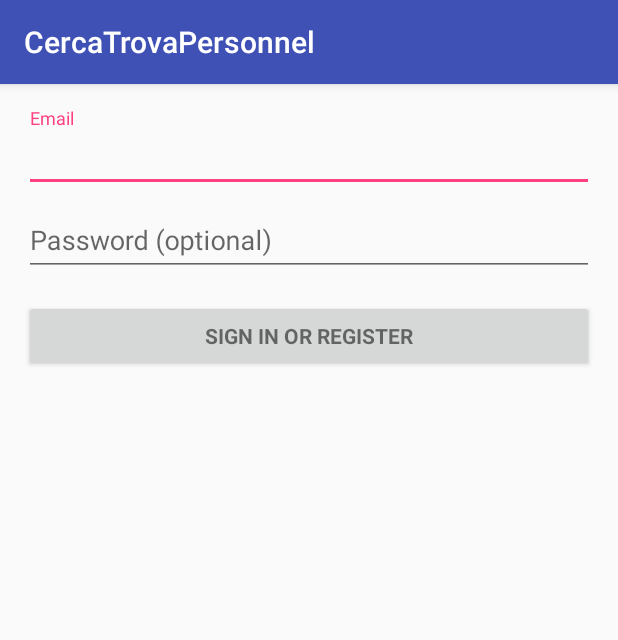
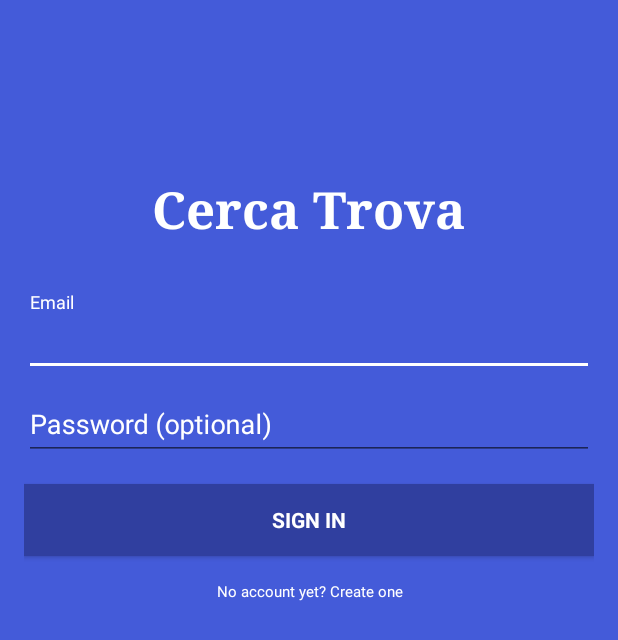
Before and after one commit to NilanjanDaw/CercaTrova-Personnel, an Android app: the screen it shows after launch (LoginActivity), on a phone screen of 412 x 824 dp. Shown: the top 640 px of the screen. Run offline under Robolectric (Android 15) with nearby library versions, the phone set to English and light mode, and no system bars; 2 statements that could not run were skipped.

Commit message:
UI update

```diff
--- a/app/src/main/AndroidManifest.xml
+++ b/app/src/main/AndroidManifest.xml
@@ -25,7 +25,8 @@
         android:theme="@style/AppTheme">
         <activity
             android:name=".LoginActivity"
-            android:label="@string/app_name">
+            android:label="@string/app_name"
+            android:theme="@style/AppTheme.NoActionBar">
             <intent-filter>
                 <action android:name="android.intent.action.MAIN" />
 
--- a/app/src/main/java/debapriya/thunderstruck/com/cercatrovapersonnel/LoginActivity.java
+++ b/app/src/main/java/debapriya/thunderstruck/com/cercatrovapersonnel/LoginActivity.java
@@ -3,6 +3,7 @@ package debapriya.thunderstruck.com.cercatrovapersonnel;
 import android.animation.Animator;
 import android.animation.AnimatorListenerAdapter;
 import android.annotation.TargetApi;
+import android.app.ProgressDialog;
 import android.content.Intent;
 import android.content.pm.PackageManager;
 import android.support.annotation.NonNull;
@@ -61,9 +62,8 @@ public class LoginActivity extends AppCompatActivity implements LoaderCallbacks<
     // UI references.
     private AutoCompleteTextView mEmailView;
     private EditText mPasswordView;
-    private View mProgressView;
-    private View mLoginFormView;
     private Endpoint apiService;
+    ProgressDialog progressDialog;
 
     @Override
     protected void onCreate(Bundle savedInstanceState) {
@@ -93,14 +93,16 @@ public class LoginActivity extends AppCompatActivity implements LoaderCallbacks<
             }
         });
 
-        mLoginFormView = findViewById(R.id.login_form);
-        mProgressView = findViewById(R.id.login_progress);
-
         Retrofit retrofit = new Retrofit.Builder()
                 .baseUrl(Constants.BASE_URL)
                 .addConverterFactory(GsonConverterFactory.create())
                 .build();
         apiService = retrofit.create(Endpoint.class);
+
+        progressDialog = new ProgressDialog(LoginActivity.this,
+                R.style.AppTheme_Dark_Dialog);
+        progressDialog.setIndeterminate(true);
+        progressDialog.setMessage("Authenticating...");
     }
 
     private void populateAutoComplete() {
@@ -235,28 +237,10 @@ public class LoginActivity extends AppCompatActivity implements LoaderCallbacks<
      */
     @TargetApi(Build.VERSION_CODES.HONEYCOMB_MR2)
     private void showProgress(final boolean show) {
-        // On Honeycomb MR2 we have the ViewPropertyAnimator APIs, which allow
-        // for very easy animations. If available, use these APIs to fade-in
-        // the progress spinner.
-        int shortAnimTime = getResources().getInteger(android.R.integer.config_shortAnimTime);
-
-        mLoginFormView.setVisibility(show ? View.GONE : View.VISIBLE);
-        mLoginFormView.animate().setDuration(shortAnimTime).alpha(
-                show ? 0 : 1).setListener(new AnimatorListenerAdapter() {
-            @Override
-            public void onAnimationEnd(Animator animation) {
-                mLoginFormView.setVisibility(show ? View.GONE : View.VISIBLE);
-            }
-        });
-
-        mProgressView.setVisibility(show ? View.VISIBLE : View.GONE);
-        mProgressView.animate().setDuration(shortAnimTime).alpha(
-                show ? 1 : 0).setListener(new AnimatorListenerAdapter() {
-            @Override
-            public void onAnimationEnd(Animator animation) {
-                mProgressView.setVisibility(show ? View.VISIBLE : View.GONE);
-            }
-        });
+        if (show)
+            progressDialog.show();
+        else
+            progressDialog.dismiss();
     }
 
     @Override
--- a/app/src/main/res/layout/activity_login.xml
+++ b/app/src/main/res/layout/activity_login.xml
@@ -1,38 +1,43 @@
-<LinearLayout xmlns:android="http://schemas.android.com/apk/res/android"
+<ScrollView
+    xmlns:android="http://schemas.android.com/apk/res/android"
     xmlns:tools="http://schemas.android.com/tools"
-    android:layout_width="match_parent"
-    android:layout_height="match_parent"
     android:gravity="center_horizontal"
     android:orientation="vertical"
     android:paddingBottom="@dimen/activity_vertical_margin"
     android:paddingLeft="@dimen/activity_horizontal_margin"
     android:paddingRight="@dimen/activity_horizontal_margin"
     android:paddingTop="@dimen/activity_vertical_margin"
-    tools:context="debapriya.thunderstruck.com.cercatrovapersonnel.LoginActivity">
-
-    <!-- Login progress -->
-    <ProgressBar
-        android:id="@+id/login_progress"
-        style="?android:attr/progressBarStyleLarge"
-        android:layout_width="wrap_content"
-        android:layout_height="wrap_content"
-        android:layout_marginBottom="8dp"
-        android:visibility="gone" />
-
-    <ScrollView
+    android:background="@color/colorLoginPrimary"
+    android:fitsSystemWindows="true"
+    tools:context="debapriya.thunderstruck.com.cercatrovapersonnel.LoginActivity"
     android:id="@+id/login_form"
     android:layout_width="match_parent"
     android:layout_height="match_parent">
-
     <LinearLayout
         android:id="@+id/email_login_form"
         android:layout_width="match_parent"
         android:layout_height="wrap_content"
+        android:layout_marginTop="100dp"
         android:orientation="vertical">
+
+        <TextView
+            android:id="@+id/textView2"
+            android:layout_width="match_parent"
+            android:layout_height="wrap_content"
+            android:layout_marginBottom="@dimen/activity_vertical_margin"
+            android:text="@string/cerca_trova"
+            android:textAlignment="center"
+            android:textAppearance="@style/TextAppearance.AppCompat.Display1"
+            android:textColor="@color/colorLoginAccent"
+            android:textStyle="bold"
+            android:typeface="serif"
+            tools:typeface="monospace" />
 
         <android.support.design.widget.TextInputLayout
             android:layout_width="match_parent"
-                android:layout_height="wrap_content">
+            android:layout_height="wrap_content"
+            android:layout_marginTop="@dimen/activity_vertical_margin"
+            android:textColorHint="@color/colorLoginAccent">
 
             <AutoCompleteTextView
                 android:id="@+id/email"
@@ -41,13 +46,15 @@
                 android:hint="@string/prompt_email"
                 android:inputType="textEmailAddress"
                 android:maxLines="1"
-                    android:singleLine="true" />
+                android:textColor="@color/colorLoginAccent"
+                android:textColorHighlight="@color/colorLoginAccent" />
 
         </android.support.design.widget.TextInputLayout>
 
         <android.support.design.widget.TextInputLayout
             android:layout_width="match_parent"
-                android:layout_height="wrap_content">
+            android:layout_height="wrap_content"
+            android:textColorHint="@color/colorLoginAccent">
 
             <EditText
                 android:id="@+id/password"
@@ -59,19 +66,33 @@
                 android:imeOptions="actionUnspecified"
                 android:inputType="textPassword"
                 android:maxLines="1"
-                    android:singleLine="true" />
+                android:textColor="@color/colorLoginAccent" />
 
         </android.support.design.widget.TextInputLayout>
 
-            <Button
+        <android.support.v7.widget.AppCompatButton
             android:id="@+id/email_sign_in_button"
             style="?android:textAppearanceSmall"
             android:layout_width="match_parent"
             android:layout_height="wrap_content"
             android:layout_marginTop="16dp"
+            android:background="@color/colorPrimaryDark"
             android:text="@string/action_sign_in"
+            android:textColor="@color/colorLoginAccent"
             android:textStyle="bold" />
+
+        <android.support.v7.widget.AppCompatButton
+            android:id="@+id/link_signup"
+            style="@android:style/Widget.DeviceDefault.Button.Borderless"
+            android:layout_width="fill_parent"
+            android:layout_height="wrap_content"
+            android:layout_marginBottom="24dp"
+            android:elevation="0dp"
+            android:gravity="center"
+            android:text="@string/new_account"
+            android:textAppearance="@style/TextAppearance.AppCompat.Notification.Media"
+            android:textColor="@color/colorLoginAccent"
+            android:textColorHint="@color/colorLoginAccent" />
 
     </LinearLayout>
 </ScrollView>
-</LinearLayout>
--- a/app/src/main/res/layout/activity_main.xml
+++ b/app/src/main/res/layout/activity_main.xml
@@ -14,6 +14,8 @@
         android:layout_marginLeft="8dp"
         android:layout_marginRight="8dp"
         android:layout_marginTop="8dp"
+        android:background="@drawable/common_google_signin_btn_icon_dark_normal_background"
+        android:elevation="4dp"
         android:text="@string/yes"
         app:layout_constraintBottom_toBottomOf="parent"
         app:layout_constraintHorizontal_bias="0.151"
@@ -47,6 +49,8 @@
         android:layout_marginLeft="8dp"
         android:layout_marginRight="8dp"
         android:layout_marginTop="8dp"
+        android:background="@drawable/common_google_signin_btn_icon_dark_normal_background"
+        android:elevation="4dp"
         android:text="@string/no"
         app:layout_constraintBottom_toBottomOf="parent"
         app:layout_constraintHorizontal_bias="0.853"
--- a/app/src/main/res/values/colors.xml
+++ b/app/src/main/res/values/colors.xml
@@ -1,6 +1,8 @@
 <?xml version="1.0" encoding="utf-8"?>
 <resources>
-    <color name="colorPrimary">#3F51B5</color>
-    <color name="colorPrimaryDark">#303F9F</color>
+    <color name="colorPrimary">#3f51b5</color>
+    <color name="colorPrimaryDark">#303f9f</color>
     <color name="colorAccent">#FF4081</color>
+    <color name="colorLoginAccent">#ffffff</color>
+    <color name="colorLoginPrimary">#445bd9</color>
 </resources>
--- a/app/src/main/res/values/strings.xml
+++ b/app/src/main/res/values/strings.xml
@@ -4,7 +4,7 @@
     <!-- Strings related to login -->
     <string name="prompt_email">Email</string>
     <string name="prompt_password">Password (optional)</string>
-    <string name="action_sign_in">Sign in or register</string>
+    <string name="action_sign_in">Sign in</string>
     <string name="action_sign_in_short">Sign in</string>
     <string name="error_invalid_email">This email address is invalid</string>
     <string name="error_invalid_password">This password is too short</string>
@@ -17,4 +17,6 @@
     <string name="is_your_unit_active">Is your unit active?</string>
     <string name="no">No</string>
     <string name="title_activity_maps">Map</string>
+    <string name="new_account">No account yet? Create one</string>
+    <string name="cerca_trova">Cerca Trova</string>
 </resources>
--- a/app/src/main/res/values/styles.xml
+++ b/app/src/main/res/values/styles.xml
@@ -8,4 +8,21 @@
         <item name="colorAccent">@color/colorAccent</item>
     </style>
 
+    <style name="AppTheme.NoActionBar">
+        <item name="windowNoTitle">true</item>
+        <item name="windowActionBar">false</item>
+        <item name="android:windowFullscreen">true</item>
+        <item name="android:windowContentOverlay">@null</item>
+        <item name="colorPrimary">@color/colorLoginPrimary</item>
+        <item name="colorPrimaryDark">@color/colorPrimaryDark</item>
+        <item name="colorControlHighlight">@color/colorLoginAccent</item>
+        <item name="colorAccent">@color/colorLoginAccent</item>
+    </style>
+
+    <style name="AppTheme.Dark.Dialog" parent="Theme.AppCompat.Dialog">
+        <item name="colorAccent">@color/colorLoginAccent</item>
+        <item name="android:textColorPrimary">@color/colorLoginAccent</item>
+        <item name="android:background">@color/colorPrimary</item>
+    </style>
+
 </resources>
```
Also changed, not shown: app/src/main/res/drawable/common_google_signin_btn_icon_dark_normal_background.9.png (added). Lines whose indentation alone changed are shown as unchanged.
